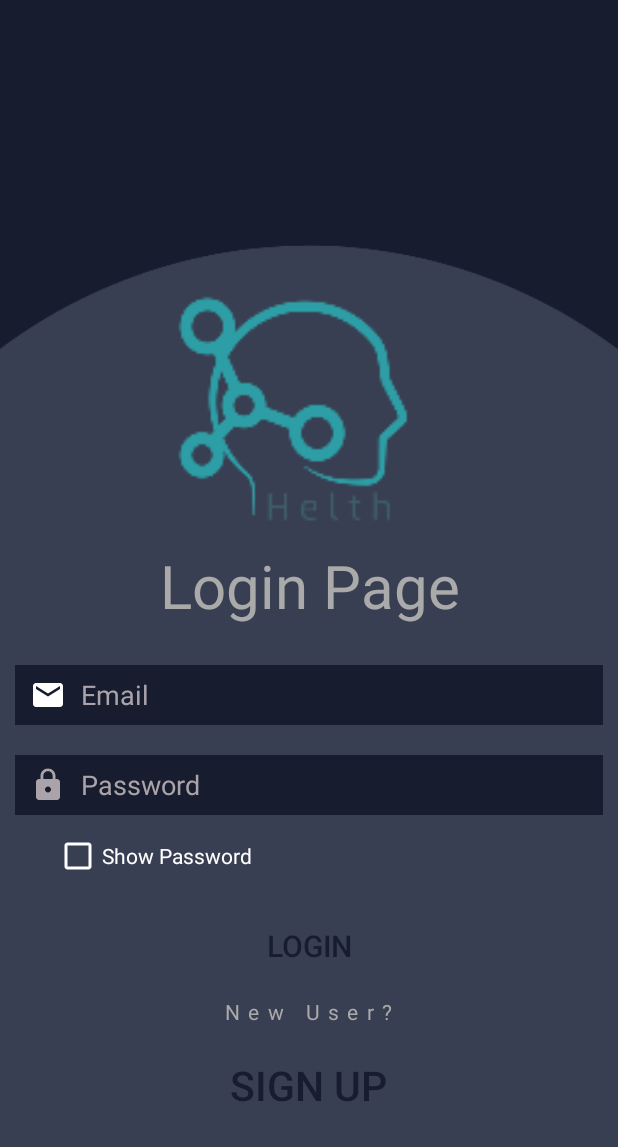
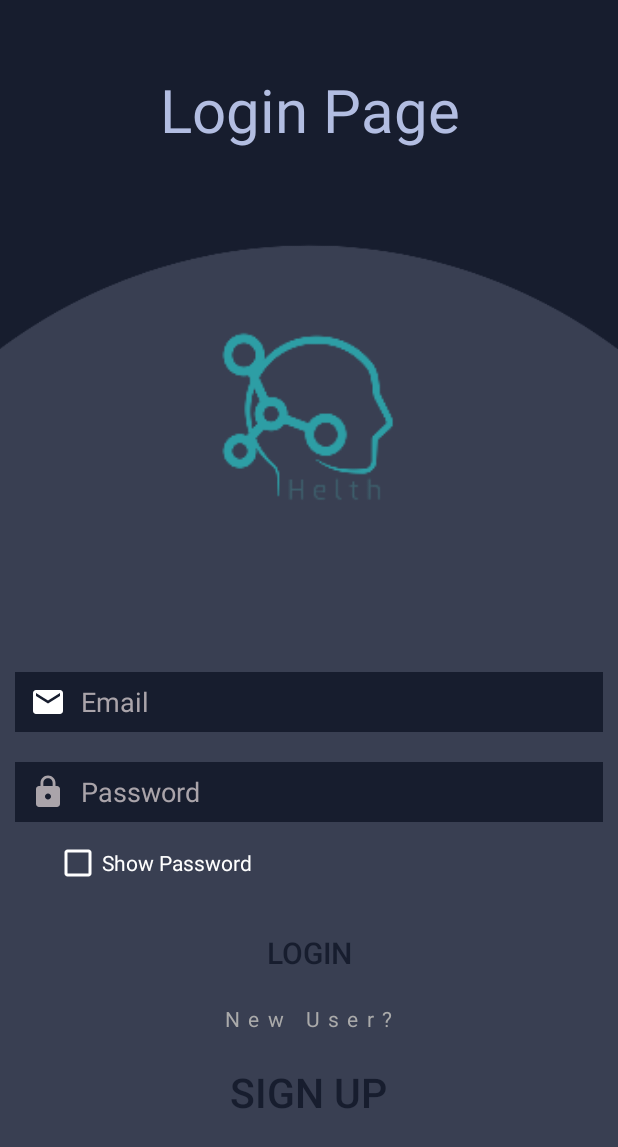
Before and after one commit to kevinlalkalathingal/HelthX, an Android app: the screen it shows after launch (LoginActivity), on a phone screen of 412 x 824 dp. Shown: the top 1147 px of the screen. Run offline under Robolectric (Android 15) with nearby library versions, the phone set to English and light mode, and no system bars; our stand-ins replace Firebase (no records; nobody signed in at launch, a user with empty details on screens opened directly).

Commit message:
HelthX 1.1.0

```diff
--- a/app/src/main/java/com/example/helth/MainActivity.java
+++ b/app/src/main/java/com/example/helth/MainActivity.java
@@ -5,6 +5,7 @@ import androidx.appcompat.app.AppCompatActivity;
 import android.content.Intent;
 import android.os.Bundle;
 import android.view.View;
+import android.widget.Button;
 
 import com.google.firebase.auth.FirebaseAuth;
 import com.google.firebase.auth.FirebaseUser;
@@ -12,6 +13,7 @@ import com.google.firebase.internal.InternalTokenProvider;
 
 public class MainActivity extends AppCompatActivity {
 
+    Button logout_Btn;
     FirebaseAuth auth;
 
     @Override
@@ -19,12 +21,22 @@ public class MainActivity extends AppCompatActivity {
         super.onCreate(savedInstanceState);
         setContentView(R.layout.activity_main);
 
-        auth = FirebaseAuth.getInstance();
+        logout_Btn = findViewById(R.id.logout_btn);
+
+        logout_Btn.setOnClickListener(new View.OnClickListener() {
+            @Override
+            public void onClick(View v) {
+                logout();
+            }
+        });
     }
 
-    public void logout(View view) {
-        auth.signOut();
+    public void logout() {
+        FirebaseAuth.getInstance().signOut();
+        Intent intent = new Intent(MainActivity.this, LoginActivity.class);
+        startActivity(intent);
     }
+
 
     @Override
     protected void onStart() {
--- a/app/src/main/java/com/example/helth/RegisterActivity.java
+++ b/app/src/main/java/com/example/helth/RegisterActivity.java
@@ -102,7 +102,7 @@ public class RegisterActivity extends AppCompatActivity {
     }
 
     private void sendtoMain() {
-        Intent intent = new Intent(RegisterActivity.this, MainActivity.class);
+        Intent intent = new Intent(RegisterActivity.this, SplashScreen.class);
         startActivity(intent);
         finish();
     }
--- a/app/src/main/java/com/example/helth/SplashScreen.java
+++ b/app/src/main/java/com/example/helth/SplashScreen.java
@@ -2,13 +2,43 @@ package com.example.helth;
 
 import androidx.appcompat.app.AppCompatActivity;
 
+import android.animation.Animator;
+import android.animation.AnimatorSet;
+import android.animation.ObjectAnimator;
+import android.content.Intent;
 import android.os.Bundle;
+import android.os.Handler;
+import android.view.WindowManager;
+import android.widget.ImageView;
+import android.widget.TextView;
 
 public class SplashScreen extends AppCompatActivity {
+
+    ImageView imageView;
+    long animTime = 3000;
 
     @Override
     protected void onCreate(Bundle savedInstanceState) {
         super.onCreate(savedInstanceState);
+        getWindow().setFlags(WindowManager.LayoutParams.FLAG_FULLSCREEN, WindowManager.LayoutParams.FLAG_FULLSCREEN);
         setContentView(R.layout.activity_splash_screen);
+
+        imageView = findViewById(R.id.logo_splash);
+
+        ObjectAnimator animatorY = ObjectAnimator.ofFloat(imageView, "y", 400f);
+        animatorY.setDuration(animTime);
+        AnimatorSet animatorSet = new AnimatorSet();
+        animatorSet.playTogether(animatorY);
+        animatorSet.start();
+
+        Handler handler = new Handler();
+        handler.postDelayed(new Runnable() {
+            @Override
+            public void run() {
+                Intent intent = new Intent(SplashScreen.this, MainActivity.class);
+                startActivity(intent);
+                finish();
+            }
+        }, 3000);
     }
 }
--- /dev/null
+++ b/app/src/main/res/drawable/exit_to_app.xml
@@ -0,0 +1,5 @@
+<vector android:alpha="0.86" android:height="24dp"
+    android:tint="?attr/colorControlNormal" android:viewportHeight="24"
+    android:viewportWidth="24" android:width="24dp" xmlns:android="http://schemas.android.com/apk/res/android">
+    <path android:fillColor="@android:color/white" android:pathData="M10.09,15.59L11.5,17l5,-5 -5,-5 -1.41,1.41L12.67,11H3v2h9.67l-2.58,2.59zM19,3H5c-1.11,0 -2,0.9 -2,2v4h2V5h14v14H5v-4H3v4c0,1.1 0.89,2 2,2h14c1.1,0 2,-0.9 2,-2V5c0,-1.1 -0.9,-2 -2,-2z"/>
+</vector>
--- a/app/src/main/res/layout/activity_login.xml
+++ b/app/src/main/res/layout/activity_login.xml
@@ -9,23 +9,23 @@
     android:background="@mipmap/helth_background"
     tools:context=".LoginActivity">
 
-    <ImageView
-        android:id="@+id/imageView"
-        android:layout_width="213dp"
-        android:layout_height="163dp"
-        android:layout_marginTop="150dp"
-        android:layout_marginRight="10dp"
-        app:srcCompat="@mipmap/helth_logo" />
-
     <TextView
         android:layout_width="match_parent"
         android:layout_height="60dp"
         android:text="@string/login_page"
-        android:textColor="@android:color/darker_gray"
+        android:textColor="#b2bde1"
         android:textSize="40sp"
         android:layout_marginBottom="10dp"
         android:layout_marginTop="10dp"
         android:textAlignment="center"/>
+
+    <ImageView
+        android:id="@+id/imageView"
+        android:layout_width="130dp"
+        android:layout_height="122dp"
+        android:layout_marginTop="100dp"
+        android:layout_marginBottom="100dp"
+        app:srcCompat="@mipmap/helth_logo" />
 
     <EditText
         android:layout_width="match_parent"
```
Also changed, not shown: app/src/main/AndroidManifest.xml (+6 -3 lines), app/src/main/java/com/example/helth/CreateProfile.java (added, +14 -0 lines), app/src/main/res/layout/activity_create_profile.xml (added, +7 -0 lines), app/src/main/res/layout/activity_main.xml (+12 -13 lines), app/src/main/res/layout/activity_register.xml (+10 -10 lines), app/src/main/res/layout/activity_splash_screen.xml (+14 -0 lines), app/src/main/res/mipmap-hdpi/helth_splash.png (added), app/src/main/res/mipmap-mdpi/helth_splash.png (added), app/src/main/res/mipmap-xhdpi/helth_splash.png (added), app/src/main/res/mipmap-xxhdpi/helth_splash.png (added), app/src/main/res/mipmap-xxxhdpi/helth_splash.png (added).
